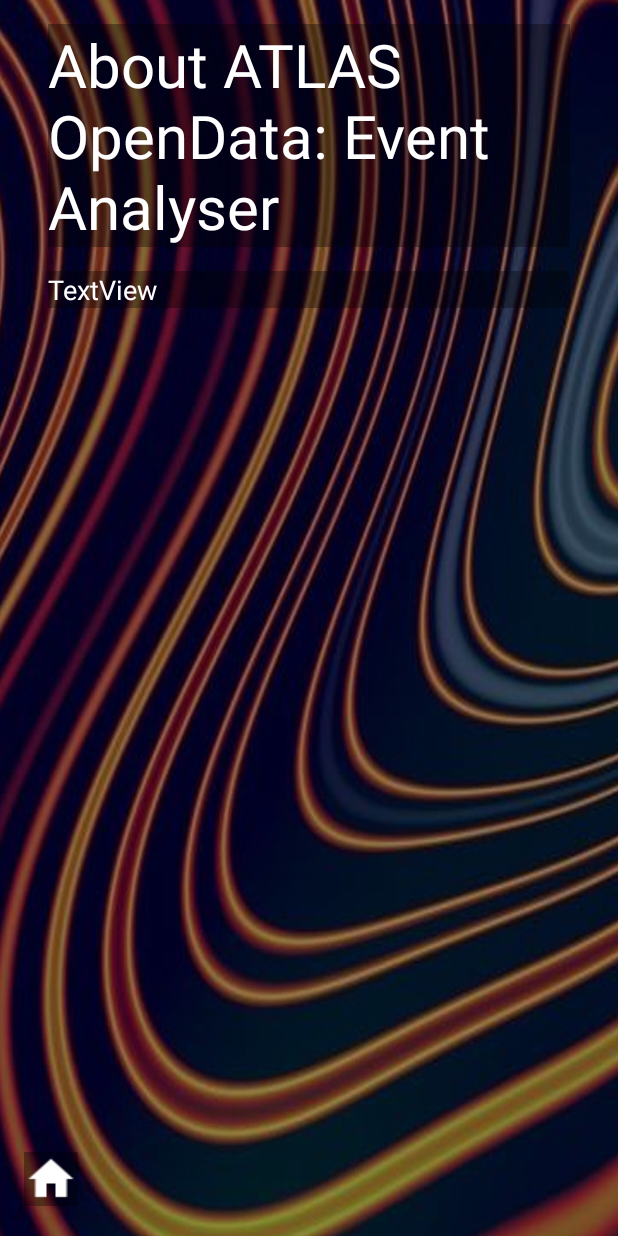
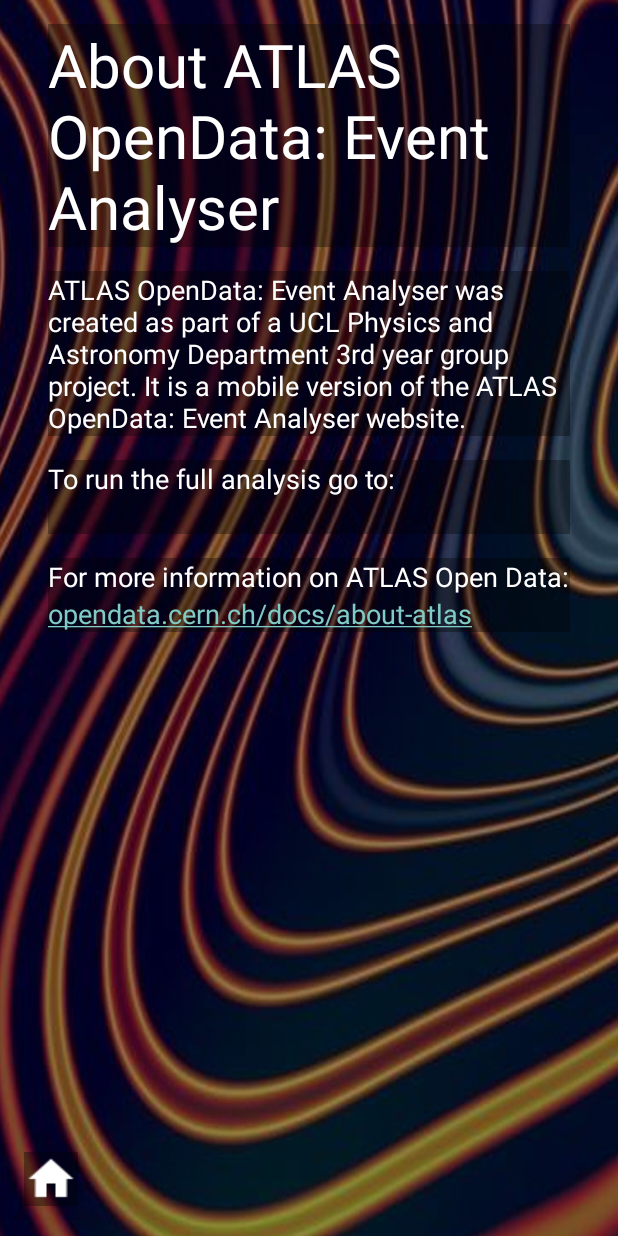
Before and after one commit to CapAsz/EventAnalyserApp, an Android app: the About_main screen opened directly, with no data from a screen before it, on a phone screen of 412 x 824 dp. Run offline under Robolectric (Android 15) with nearby library versions, the phone set to English and light mode, and no system bars.

Commit message:
About page finished + tutorial_coordinates home button linked

```diff
--- a/app/src/main/java/atlas_project/eventanalyser/About_main.java
+++ b/app/src/main/java/atlas_project/eventanalyser/About_main.java
@@ -3,8 +3,12 @@ package atlas_project.eventanalyser;
 import android.content.Intent;
 import android.support.v7.app.AppCompatActivity;
 import android.os.Bundle;
+import android.text.Html;
+import android.text.Spanned;
+import android.text.method.LinkMovementMethod;
 import android.view.View;
 import android.widget.ImageButton;
+import android.widget.TextView;
 
 public class About_main extends AppCompatActivity {
 
@@ -12,6 +16,30 @@ public class About_main extends AppCompatActivity {
     protected void onCreate(Bundle savedInstanceState) {
         super.onCreate(savedInstanceState);
         setContentView(R.layout.activity_about_main);
+
+        //link to website
+//        String html1 = "<a href=\"http://www.---">Google</a>";
+//        Spanned result1;
+//        if (android.os.Build.VERSION.SDK_INT >= android.os.Build.VERSION_CODES.N) {
+//            result1 = Html.fromHtml(html1,Html.FROM_HTML_MODE_LEGACY);
+//        } else {
+//            result1 = Html.fromHtml(html1);
+//        }
+//        TextView link1 = findViewById(R.id.Link1);
+//        link1.setText(result1);
+//        link1. setMovementMethod(LinkMovementMethod.getInstance());
+
+        //link to ATLAS open data
+        String html2 = "<a href=\"http://opendata.cern.ch/docs/about-atlas\">opendata.cern.ch/docs/about-atlas</a>";
+        Spanned result2;
+        if (android.os.Build.VERSION.SDK_INT >= android.os.Build.VERSION_CODES.N) {
+            result2 = Html.fromHtml(html2,Html.FROM_HTML_MODE_LEGACY);
+        } else {
+            result2 = Html.fromHtml(html2);
+        }
+        TextView link2 = findViewById(R.id.Link2);
+        link2.setText(result2);
+        link2. setMovementMethod(LinkMovementMethod.getInstance());
 
         ImageButton home = findViewById(R.id.home10);
         home.setOnClickListener(new View.OnClickListener() {
--- a/app/src/main/java/atlas_project/eventanalyser/Tutorial_coordinates.java
+++ b/app/src/main/java/atlas_project/eventanalyser/Tutorial_coordinates.java
@@ -5,6 +5,7 @@ import android.support.v7.app.AppCompatActivity;
 import android.os.Bundle;
 import android.view.View;
 import android.widget.Button;
+import android.widget.ImageButton;
 
 public class Tutorial_coordinates extends AppCompatActivity {
 
@@ -32,5 +33,15 @@ public class Tutorial_coordinates extends AppCompatActivity {
                 startActivity(goToTab);
             }
         });
+
+        //button to return to choosing values to analyse
+        ImageButton home = findViewById(R.id.home11);
+        home.setOnClickListener(new View.OnClickListener() {
+            @Override
+            public void onClick(View view) {
+                Intent goToTab = new Intent(Tutorial_coordinates.this, Menu.class);
+                startActivity(goToTab);
+            }
+        });
     }
 }
--- a/app/src/main/res/layout/activity_about_main.xml
+++ b/app/src/main/res/layout/activity_about_main.xml
@@ -47,11 +47,47 @@
                 android:textSize="40sp" />
 
             <TextView
+                android:id="@+id/textView10"
+                android:layout_width="match_parent"
+                android:layout_height="wrap_content"
+                android:layout_marginBottom="16dp"
+                android:background="@color/black_overlay"
+                android:text="ATLAS OpenData: Event Analyser was created as part of a UCL Physics and Astronomy Department 3rd year group project. It is a mobile version of the ATLAS OpenData: Event Analyser website."
+                android:textColor="@color/colorButtonText"
+                android:textSize="18sp" />
+
+            <TextView
                 android:id="@+id/textView2"
                 android:layout_width="match_parent"
                 android:layout_height="wrap_content"
                 android:background="@color/black_overlay"
-                android:text="TextView"
+                android:text="To run the full analysis go to: "
+                android:textColor="@color/colorButtonText"
+                android:textSize="18sp" />
+
+            <TextView
+                android:id="@+id/Link1"
+                android:layout_width="match_parent"
+                android:layout_height="wrap_content"
+                android:layout_marginBottom="16dp"
+                android:background="@color/black_overlay"
+                android:textColor="@color/colorButtonText"
+                android:textSize="18sp" />
+
+            <TextView
+                android:id="@+id/textView7"
+                android:layout_width="match_parent"
+                android:layout_height="wrap_content"
+                android:background="@color/black_overlay"
+                android:text="For more information on ATLAS Open Data:"
+                android:textColor="@color/colorButtonText"
+                android:textSize="18sp" />
+
+            <TextView
+                android:id="@+id/Link2"
+                android:layout_width="match_parent"
+                android:layout_height="wrap_content"
+                android:background="@color/black_overlay"
                 android:textColor="@color/colorButtonText"
                 android:textSize="18sp" />
         </LinearLayout>
--- a/app/src/main/res/values/strings.xml
+++ b/app/src/main/res/values/strings.xml
@@ -1,7 +1,7 @@
 <resources>
     <string name="app_name">ATLASOpenData</string>
 
-    <string name="title_activity_menu">Menu</string>
+    <string name="title_activity_menu">Event Analyser</string>
     <string name="button_tutorial">Tutorial</string>
     <string name="button_analysis">Event Analysis</string>
     <string name="button_settings">Change settings</string>
```
